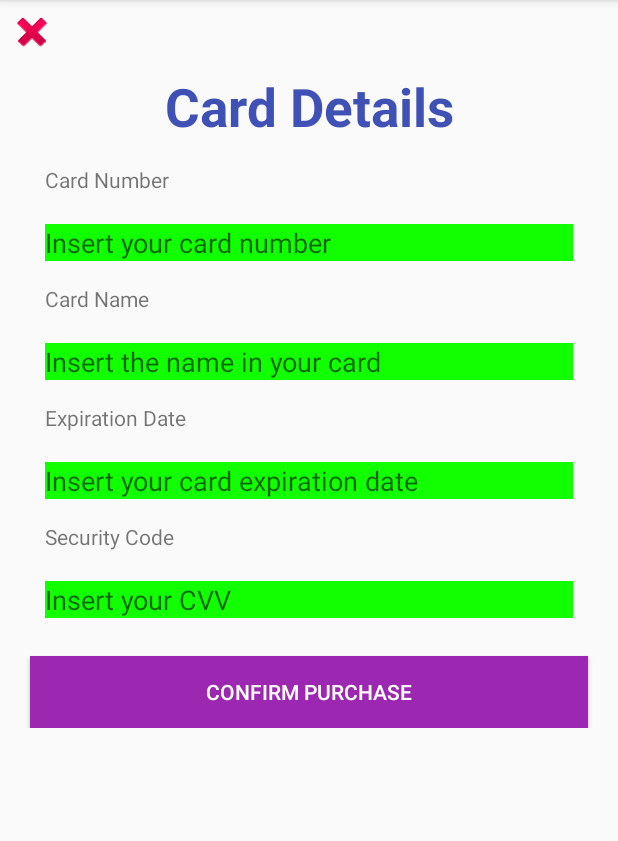
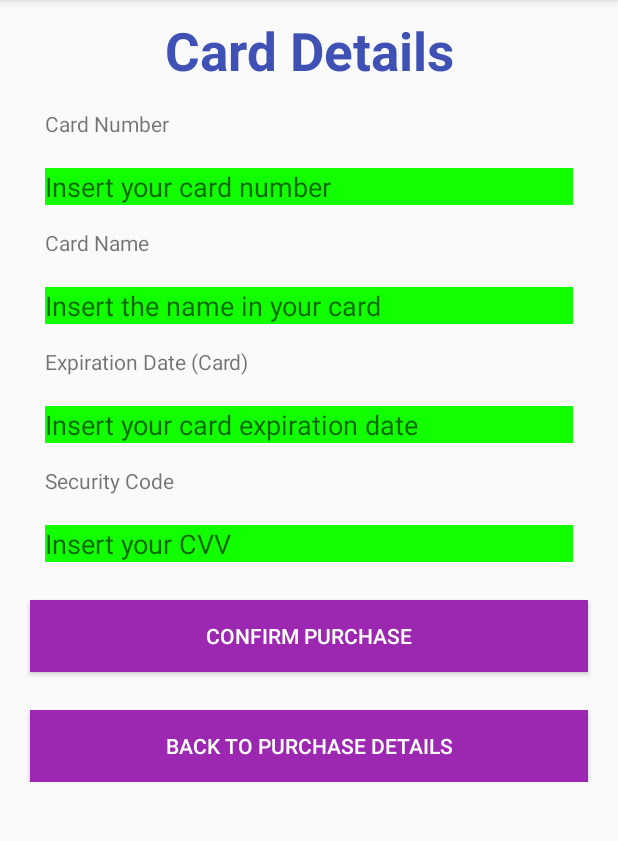
Before and after one commit to brendaliz/konClothes, an Android app: the CardDetails screen opened directly, with no data from a screen before it, on a phone screen of 412 x 824 dp, the part 84-925 px from its top. Run offline under Robolectric (Android 15) with nearby library versions, the phone set to English and light mode, and no system bars.

Commit message:
Fixes in texts and intents
A big review to the project's intents and texts has been made. Every change or additions to the strings, or styles it's been submitted in this commit.

```diff
--- a/app/src/main/java/co/edu/konradlorenz/konclothes/CardDetails.java
+++ b/app/src/main/java/co/edu/konradlorenz/konclothes/CardDetails.java
@@ -1,13 +1,38 @@
 package co.edu.konradlorenz.konclothes;
 
+import android.content.Intent;
 import android.support.v7.app.AppCompatActivity;
 import android.os.Bundle;
+import android.view.View;
+import android.widget.Button;
 
 public class CardDetails extends AppCompatActivity {
+
+    private Button btnRegresarDetCompra;
+    private Button btnComprar;
 
     @Override
     protected void onCreate(Bundle savedInstanceState) {
         super.onCreate(savedInstanceState);
         setContentView(R.layout.activity_card_details);
+
+        btnRegresarDetCompra = (Button) findViewById(R.id.btnRegresarDetCompra);
+        btnComprar = (Button) findViewById(R.id.btnComprar);
+
+        btnRegresarDetCompra.setOnClickListener(new View.OnClickListener() {
+            @Override
+            public void onClick(View v) {
+                Intent intent = new Intent(CardDetails.this,PurchaseDetails.class);
+                startActivity(intent);
+            }
+        });
+
+        btnComprar.setOnClickListener(new View.OnClickListener() {
+            @Override
+            public void onClick(View v) {
+                Intent intent = new Intent(CardDetails.this,Purchases.class);
+                startActivity(intent);
+            }
+        });
     }
 }
--- a/app/src/main/res/drawable/side_nav_bar.xml
+++ b/app/src/main/res/drawable/side_nav_bar.xml
@@ -2,8 +2,8 @@
     android:shape="rectangle">
     <gradient
         android:angle="135"
-        android:centerColor="#FF4081"
-        android:endColor="#F50057"
-        android:startColor="#FF89AB"
+        android:centerColor="#7B1FA2"
+        android:endColor="#9c27b0"
+        android:startColor="#967ADC"
         android:type="linear" />
 </shape>
--- a/app/src/main/res/layout/activity_card_details.xml
+++ b/app/src/main/res/layout/activity_card_details.xml
@@ -17,15 +17,6 @@
             android:orientation="vertical"
             android:gravity="center">
 
-
-            <ImageView
-                android:id="@+id/cdBackToPurchaseDetails"
-                android:layout_width="wrap_content"
-                android:layout_height="wrap_content"
-                android:layout_gravity="left"
-                android:layout_marginLeft="5dp"
-                android:layout_marginTop="5dp"
-                app:srcCompat="@android:drawable/ic_delete" />
 
             <TextView
                 android:id="@+id/DetallesTarjeta"
@@ -90,6 +81,12 @@
                     android:text="@string/confirm_purchase"
                      />
 
+                <Button
+                    android:id="@+id/btnRegresarDetCompra"
+                    style="@style/ButtonStyle.Style2.Class1"
+                    android:text="@string/backToPurchaseDetails"
+                    />
+
             </LinearLayout>
 
         </LinearLayout>
--- a/app/src/main/res/layout/activity_purchases.xml
+++ b/app/src/main/res/layout/activity_purchases.xml
@@ -19,7 +19,7 @@
             <TextView
                 android:id="@+id/yourPurchaseDetails"
                 style="@style/BigTitleStyle.Style2"
-                android:text="Compras Realizadas"/>
+                android:text="@string/purchasesMade"/>
             <ListView
                 android:layout_width="match_parent"
                 android:layout_height="match_parent"
--- a/app/src/main/res/menu/activity_main_drawer.xml
+++ b/app/src/main/res/menu/activity_main_drawer.xml
@@ -23,7 +23,7 @@
             <item
                 android:id="@+id/nav_exit"
                 android:icon="@drawable/ic_exit_to_app_black_24dp"
-                android:title="Exit" />
+                android:title="@string/exit" />
 
         </menu>
     </item>
--- a/app/src/main/res/values/strings.xml
+++ b/app/src/main/res/values/strings.xml
@@ -18,7 +18,7 @@
     <string name="rep_password">Repeat your password</string>
     <string name="create_accout">Create accout</string>
     <string name="return_login_pg">Return to Login</string>
-    <string name="user_email">user@gmailcom</string>
+    <string name="user_email">user@gmail.com</string>
     <string name="hello_blank_fragment">Hello blank fragment</string>
     <string name="title_activity_contacts">Contacts</string>
     <string name="card_details_title">Card Details</string>
@@ -26,7 +26,7 @@
     <string name="insert_card_nmber">Insert your card number</string>
     <string name="card_name">Card Name</string>
     <string name="insert_card_name">Insert the name in your card</string>
-    <string name="card_expiration_date">Expiration Date</string>
+    <string name="card_expiration_date">Expiration Date (Card)</string>
     <string name="insert_card_expiration_date">Insert your card expiration date</string>
     <string name="card_security_code">Security Code</string>
     <string name="insert_cvv">Insert your CVV</string>
@@ -63,4 +63,6 @@
     <string name="ex_3_cloth_name">Adidas Socks</string>
     <string name="ex_3_cloth_description">"Socks brand Adidas, M size,\nof high quality. For men"</string>
     <string name="ex_3_price">$50.000</string>
+    <string name="backToPurchaseDetails">Back to Purchase Details</string>
+    <string name="purchasesMade">Purchases Made</string>
 </resources>
```
Also changed, not shown: 1 other file.
